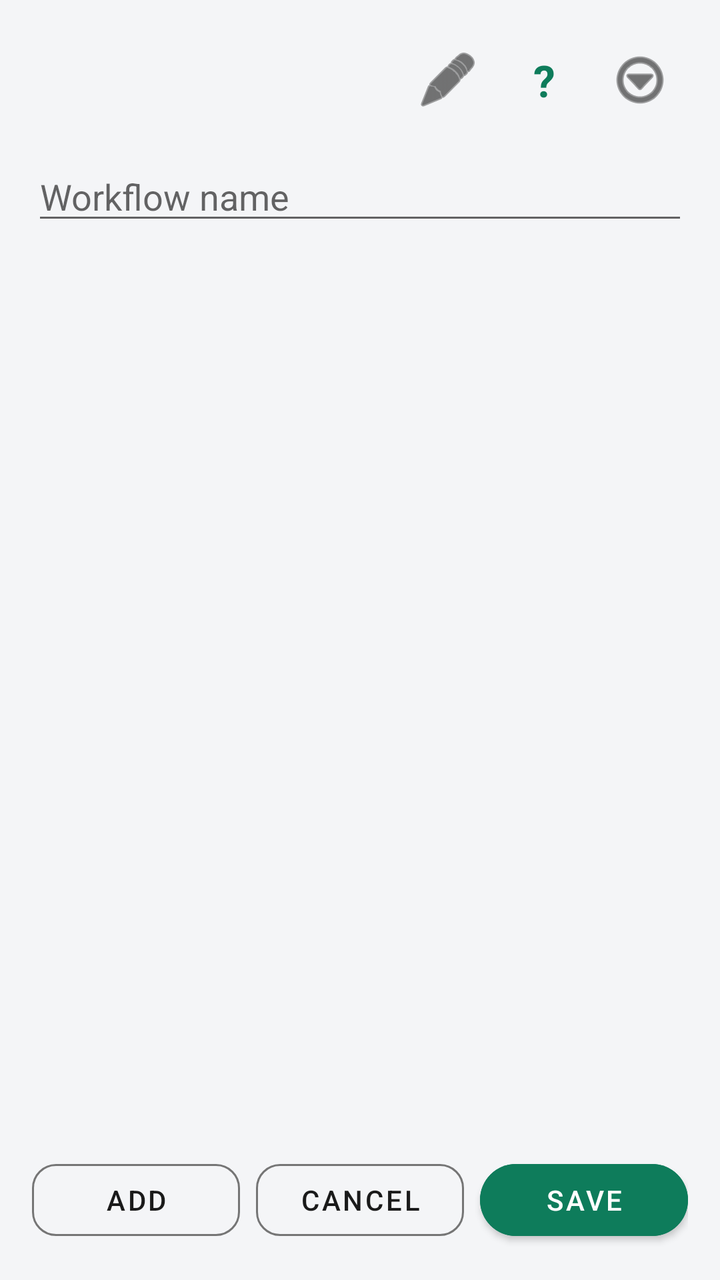
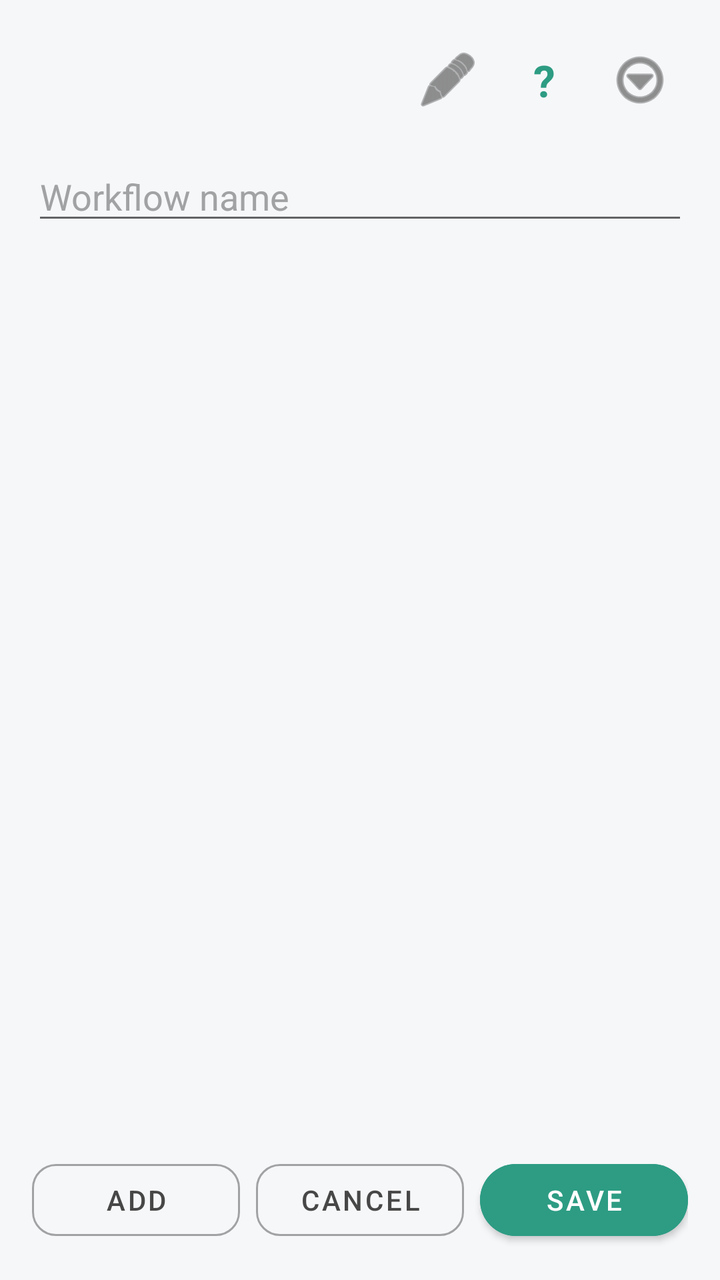

The first picture is an Android layout as it rendered before a commit; the second is the same layout after the commit. The layout source and the unified diff follow.
<!-- AndroidManifest.xml: application theme AppTheme -->
<!-- res/layout/activity_task_editor.xml -->
<?xml version="1.0" encoding="utf-8"?>
<LinearLayout xmlns:android="http://schemas.android.com/apk/res/android"
    xmlns:app="http://schemas.android.com/apk/res-auto"
    android:layout_width="match_parent"
    android:layout_height="match_parent"
    android:background="@color/background"
    android:orientation="vertical"
    android:padding="16dp">

    <LinearLayout
        android:layout_width="match_parent"
        android:layout_height="wrap_content"
        android:gravity="center_vertical"
        android:orientation="horizontal">

        
        <TextView
            android:id="@+id/editor_title"
            android:layout_width="0dp"
            android:layout_height="wrap_content"
            android:layout_weight="1"
            android:textColor="@color/text_primary"
            android:textSize="22sp"
            android:textStyle="bold" />

        
        <ImageButton
            android:id="@+id/btn_name_edit"
            android:layout_width="48dp"
            android:layout_height="48dp"
            android:background="?attr/selectableItemBackgroundBorderless"
            android:contentDescription="@string/editor_rename_desc"
            android:src="@android:drawable/ic_menu_edit"
            android:tint="@color/text_primary" />

        
        <TextView
            android:id="@+id/btn_editor_help"
            android:layout_width="48dp"
            android:layout_height="48dp"
            android:background="?attr/selectableItemBackgroundBorderless"
            android:clickable="true"
            android:focusable="true"
            android:contentDescription="@string/editor_help_desc"
            android:gravity="center"
            android:text="?"
            android:textColor="@color/accent"
            android:textSize="22sp"
            android:textStyle="bold" />

        
        <ImageButton
            android:id="@+id/btn_editor_menu"
            android:layout_width="48dp"
            android:layout_height="48dp"
            android:background="?attr/selectableItemBackgroundBorderless"
            android:contentDescription="@string/editor_data"
            android:src="@android:drawable/ic_menu_more"
            android:tint="@color/text_primary" />
    </LinearLayout>

    
    <EditText
        android:id="@+id/workflow_name"
        android:layout_width="match_parent"
        android:layout_height="wrap_content"
        android:layout_marginTop="12dp"
        android:hint="@string/workflow_name_hint"
        android:inputType="text"
        android:singleLine="true" />

    <androidx.recyclerview.widget.RecyclerView
        android:id="@+id/step_list"
        android:layout_width="match_parent"
        android:layout_height="0dp"
        android:layout_marginTop="12dp"
        android:layout_weight="1" />

    
    <LinearLayout
        android:layout_width="match_parent"
        android:layout_height="wrap_content"
        android:layout_marginTop="12dp"
        android:orientation="horizontal">

        <Button
            android:id="@+id/btn_add"
            style="@style/OutlineButton"
            android:layout_width="0dp"
            android:layout_height="wrap_content"
            android:layout_marginEnd="8dp"
            android:layout_weight="1"
            android:minWidth="0dp"
            android:paddingHorizontal="4dp"
            android:textSize="14sp"
            android:text="@string/editor_add" />

        <Button
            android:id="@+id/btn_cancel"
            style="@style/OutlineButton"
            android:layout_width="0dp"
            android:layout_height="wrap_content"
            android:layout_marginEnd="8dp"
            android:layout_weight="1"
            android:minWidth="0dp"
            android:paddingHorizontal="4dp"
            android:textSize="14sp"
            android:text="@string/editor_cancel" />

        <Button
            android:id="@+id/btn_save"
            style="@style/FilledButton"
            android:layout_width="0dp"
            android:layout_height="wrap_content"
            android:layout_weight="1"
            android:minWidth="0dp"
            android:paddingHorizontal="4dp"
            android:textSize="14sp"
            android:text="@string/editor_save"
            app:cornerRadius="24dp" />
    </LinearLayout>
</LinearLayout>
<!-- resources referenced by this layout -->
<resources>
  <color name="accent">#0E7C5B</color>
  <color name="background">#F4F5F7</color>
  <color name="text_primary">#1A1A1A</color>
  <string name="editor_add">ADD</string>
  <string name="editor_cancel">CANCEL</string>
  <string name="editor_data">Data…</string>
  <string name="editor_help_desc">Editor help</string>
  <string name="editor_rename_desc">Rename workflow</string>
  <string name="editor_save">SAVE</string>
  <string name="workflow_name_hint">Workflow name</string>
  <style name="FilledButton" parent="Widget.MaterialComponents.Button">
          <item name="android:backgroundTint">@color/accent</item>
          <item name="android:textColor">@color/accent_text</item>
          <item name="cornerRadius">12dp</item>
      </style>
  <style name="OutlineButton" parent="Widget.MaterialComponents.Button.OutlinedButton">
          <item name="android:textColor">@color/text_primary</item>
          <item name="strokeColor">@color/text_secondary</item>
          <item name="cornerRadius">12dp</item>
      </style>
  <style name="AppTheme" parent="Theme.MaterialComponents.DayNight.NoActionBar">
          <item name="colorPrimary">@color/accent</item>
          <item name="colorPrimaryDark">@color/accent</item>
          <item name="colorAccent">@color/accent</item>
          <item name="android:windowBackground">@color/background</item>
      </style>
  <color name="accent_text">#FFFFFF</color>
  <color name="text_secondary">#757575</color>
</resources>

<!-- the commit's change to res/layout/activity_task_editor.xml (unified diff, before → after) -->
@@ -3,7 +3,7 @@
     xmlns:app="http://schemas.android.com/apk/res-auto"
     android:layout_width="match_parent"
     android:layout_height="match_parent"
-    android:background="@color/background"
+    android:background="@color/ref_page_bg"
     android:orientation="vertical"
     android:padding="16dp">
 
@@ -19,7 +19,7 @@
             android:layout_width="0dp"
             android:layout_height="wrap_content"
             android:layout_weight="1"
-            android:textColor="@color/text_primary"
+            android:textColor="@color/ref_title"
             android:textSize="22sp"
             android:textStyle="bold" />
 
@@ -31,7 +31,7 @@
             android:background="?attr/selectableItemBackgroundBorderless"
             android:contentDescription="@string/editor_rename_desc"
             android:src="@android:drawable/ic_menu_edit"
-            android:tint="@color/text_primary" />
+            android:tint="@color/ref_title" />
 
         
         <TextView
@@ -44,7 +44,7 @@
             android:contentDescription="@string/editor_help_desc"
             android:gravity="center"
             android:text="?"
-            android:textColor="@color/accent"
+            android:textColor="@color/ref_green"
             android:textSize="22sp"
             android:textStyle="bold" />
 
@@ -56,7 +56,7 @@
             android:background="?attr/selectableItemBackgroundBorderless"
             android:contentDescription="@string/editor_data"
             android:src="@android:drawable/ic_menu_more"
-            android:tint="@color/text_primary" />
+            android:tint="@color/ref_title" />
     </LinearLayout>
 
     
@@ -67,7 +67,9 @@
         android:layout_marginTop="12dp"
         android:hint="@string/workflow_name_hint"
         android:inputType="text"
-        android:singleLine="true" />
+        android:singleLine="true"
+        android:textColor="@color/ref_title"
+        android:textColorHint="@color/ref_summary" />
 
     <androidx.recyclerview.widget.RecyclerView
         android:id="@+id/step_list"
@@ -92,8 +94,10 @@
             android:layout_weight="1"
             android:minWidth="0dp"
             android:paddingHorizontal="4dp"
+            android:textColor="@color/ref_title"
             android:textSize="14sp"
-            android:text="@string/editor_add" />
+            android:text="@string/editor_add"
+            app:strokeColor="@color/ref_summary" />
 
         <Button
             android:id="@+id/btn_cancel"
@@ -104,8 +108,10 @@
             android:layout_weight="1"
             android:minWidth="0dp"
             android:paddingHorizontal="4dp"
+            android:textColor="@color/ref_title"
             android:textSize="14sp"
-            android:text="@string/editor_cancel" />
+            android:text="@string/editor_cancel"
+            app:strokeColor="@color/ref_summary" />
 
         <Button
             android:id="@+id/btn_save"
@@ -113,6 +119,7 @@
             android:layout_width="0dp"
             android:layout_height="wrap_content"
             android:layout_weight="1"
+            android:backgroundTint="@color/ref_green"
             android:minWidth="0dp"
             android:paddingHorizontal="4dp"
             android:textSize="14sp"
<!-- resource entries referenced after the edit -->
@@ -1,5 +1,9 @@
 <!-- resources referenced by this layout -->
 <resources>
+  <color name="ref_green">#2D9C83</color>
+  <color name="ref_page_bg">#F6F7F9</color>
+  <color name="ref_summary">#A1A2A3</color>
+  <color name="ref_title">#474747</color>
   <color name="accent">#0E7C5B</color>
   <color name="background">#F4F5F7</color>
   <color name="text_primary">#1A1A1A</color>
